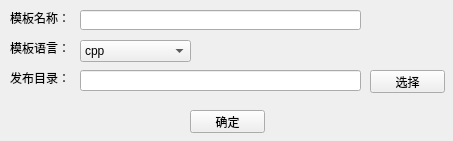
First picture: the form in designer/ui/add_tmpl.ui, repository aywfelix/ProtoExcelTool, before the edit.
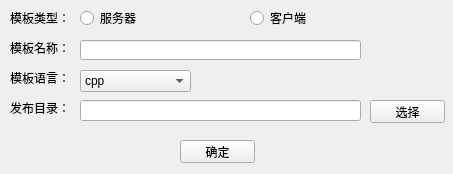
Second picture: the form after the edit.

Commit message: 添加枚举类型选择

What changed in the file:
```diff
--- a/designer/ui/add_tmpl.ui
+++ b/designer/ui/add_tmpl.ui
@@ -7,7 +7,7 @@
     <x>0</x>
     <y>0</y>
     <width>453</width>
-    <height>141</height>
+    <height>174</height>
    </rect>
   </property>
   <property name="windowTitle">
@@ -17,7 +17,7 @@
    <property name="geometry">
     <rect>
      <x>10</x>
-     <y>10</y>
+     <y>40</y>
      <width>61</width>
      <height>16</height>
     </rect>
@@ -30,7 +30,7 @@
    <property name="geometry">
     <rect>
      <x>10</x>
-     <y>40</y>
+     <y>70</y>
      <width>61</width>
      <height>16</height>
     </rect>
@@ -43,7 +43,7 @@
    <property name="geometry">
     <rect>
      <x>10</x>
-     <y>70</y>
+     <y>100</y>
      <width>61</width>
      <height>16</height>
     </rect>
@@ -55,8 +55,8 @@
   <widget class="QPushButton" name="bTnOk">
    <property name="geometry">
     <rect>
-     <x>190</x>
-     <y>110</y>
+     <x>180</x>
+     <y>140</y>
      <width>75</width>
      <height>23</height>
     </rect>
@@ -69,7 +69,7 @@
    <property name="geometry">
     <rect>
      <x>80</x>
-     <y>10</y>
+     <y>40</y>
      <width>281</width>
      <height>20</height>
     </rect>
@@ -79,7 +79,7 @@
    <property name="geometry">
     <rect>
      <x>80</x>
-     <y>40</y>
+     <y>70</y>
      <width>111</width>
      <height>22</height>
     </rect>
@@ -109,7 +109,7 @@
    <property name="geometry">
     <rect>
      <x>80</x>
-     <y>70</y>
+     <y>100</y>
      <width>281</width>
      <height>21</height>
     </rect>
@@ -122,7 +122,7 @@
    <property name="geometry">
     <rect>
      <x>370</x>
-     <y>70</y>
+     <y>100</y>
      <width>75</width>
      <height>23</height>
     </rect>
@@ -131,6 +131,45 @@
     <string>选择</string>
    </property>
   </widget>
+  <widget class="QRadioButton" name="rBtnServer">
+   <property name="geometry">
+    <rect>
+     <x>80</x>
+     <y>10</y>
+     <width>89</width>
+     <height>16</height>
+    </rect>
+   </property>
+   <property name="text">
+    <string>服务器</string>
+   </property>
+  </widget>
+  <widget class="QRadioButton" name="rBtnClient">
+   <property name="geometry">
+    <rect>
+     <x>250</x>
+     <y>10</y>
+     <width>89</width>
+     <height>16</height>
+    </rect>
+   </property>
+   <property name="text">
+    <string>客户端</string>
+   </property>
+  </widget>
+  <widget class="QLabel" name="label_4">
+   <property name="geometry">
+    <rect>
+     <x>10</x>
+     <y>10</y>
+     <width>61</width>
+     <height>16</height>
+    </rect>
+   </property>
+   <property name="text">
+    <string>模板类型：</string>
+   </property>
+  </widget>
  </widget>
  <resources/>
  <connections/>
```
The commit also changes 21 other files.
